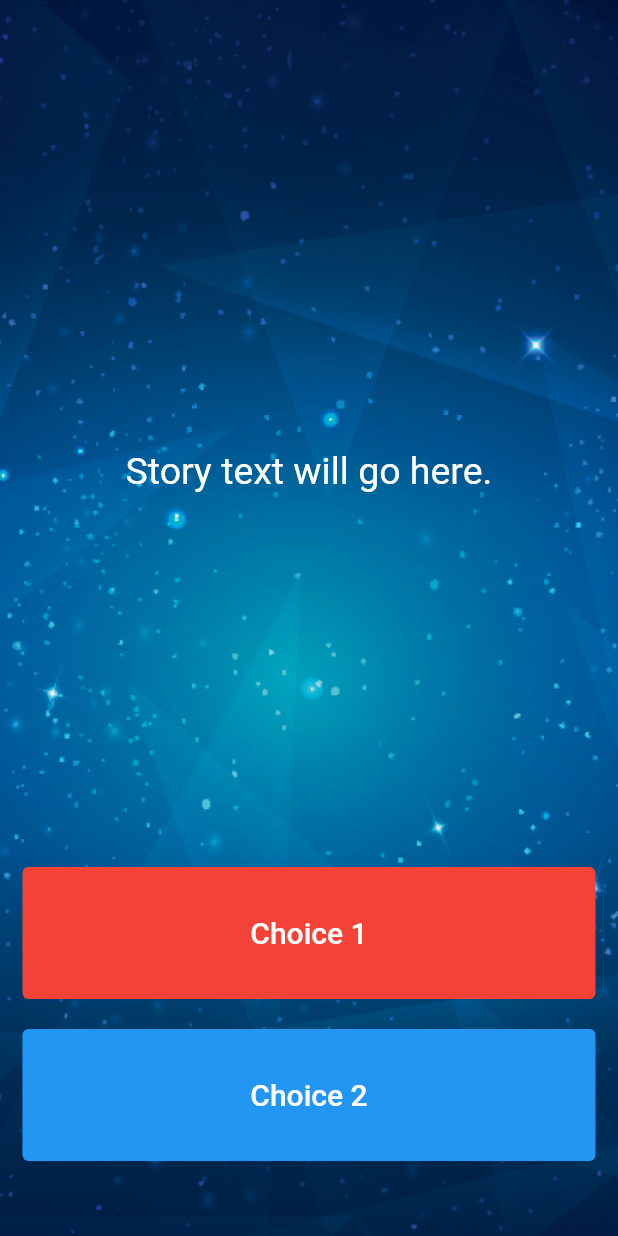
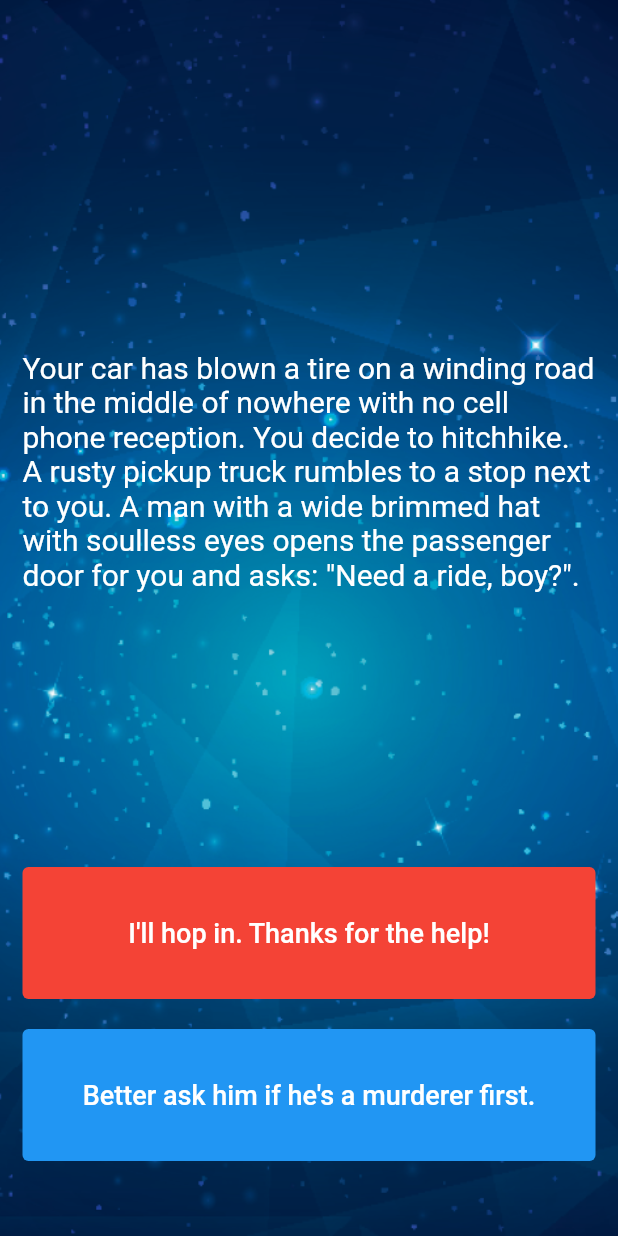
Before and after one commit to MuursaleenBats/destini_flutter, a Flutter app: the screen it shows after launch, on a phone screen of 412 x 824 dp. Run offline on Flutter 3.47's test engine with Material 2 defaults, Android fonts, the phone set to English and light mode, and no system bars.

Commit message:
First Page completed and basic functionality implemented.

```diff
--- a/lib/main.dart
+++ b/lib/main.dart
@@ -1,6 +1,5 @@
 import 'package:flutter/material.dart';
-
-//TODO: Step 15 - Run the app and see if you can see the screen update with the first story. Delete this TODO if it looks as you expected.
+import 'story_brain.dart';
 
 void main() => runApp(Destini());
 
@@ -13,13 +12,12 @@ class Destini extends StatelessWidget {
   }
 }
 
-//TODO: Step 9 - Create a new storyBrain object from the StoryBrain class.
-
 class StoryPage extends StatefulWidget {
   _StoryPageState createState() => _StoryPageState();
 }
 
 class _StoryPageState extends State<StoryPage> {
+  StoryBrain strBrn = StoryBrain();
   @override
   Widget build(BuildContext context) {
     return Scaffold(
@@ -40,10 +38,9 @@ class _StoryPageState extends State<StoryPage> {
                 flex: 12,
                 child: Center(
                   child: Text(
-                    //TODO: Step 10 - use the storyBrain to get the first story title and display it in this Text Widget.
-                    'Story text will go here.',
+                    strBrn.getStory(),
                     style: TextStyle(
-                      fontSize: 25.0,
+                      fontSize: 20.0,
                     ),
                   ),
                 ),
@@ -59,10 +56,9 @@ class _StoryPageState extends State<StoryPage> {
                     backgroundColor: MaterialStateProperty.all(Colors.red),
                   ),
                   child: Text(
-                    //TODO: Step 13 - Use the storyBrain to get the text for choice 1.
-                    'Choice 1',
+                    strBrn.getChoice1(),
                     style: TextStyle(
-                      fontSize: 20.0,
+                      fontSize: 18.0,
                       color: Colors.white,
                     ),
                   ),
@@ -84,10 +80,9 @@ class _StoryPageState extends State<StoryPage> {
                     backgroundColor: MaterialStateProperty.all(Colors.blue),
                   ),
                   child: Text(
-                    //TODO: Step 14 - Use the storyBrain to get the text for choice 2.
-                    'Choice 2',
+                    strBrn.getChoice2(),
                     style: TextStyle(
-                      fontSize: 20.0,
+                      fontSize: 18.0,
                       color: Colors.white,
                     ),
                   ),
--- a/lib/story.dart
+++ b/lib/story.dart
@@ -1,9 +1,10 @@
-//TODO: Step 2 - Create a new class called Story.
-class Story{
+class Story {
   String storyTitle = " ";
   String choice1 = " ";
-  String choice2 = " "
+  String choice2 = " ";
+  Story(String title, String c1, String c2) {
+    storyTitle = title;
+    choice1 = c1;
+    choice2 = c2;
+  }
 }
-//TODO: Step 3 - Create 3 properties for this class, A. storyTitle to store the story text. B. choice1 to store the text for choice 1, C. choice2 to store the text for choice 2.
-
-//TODO: Step 4 - Create a Constructor for this class to be able to initialise the properties created in step 3.
--- a/lib/story_brain.dart
+++ b/lib/story_brain.dart
@@ -1,48 +1,46 @@
-//TODO: Step 6 - import the story.dart file into this file.
+import 'story.dart';
 
-//TODO: Step 5 - Create a new class called StoryBrain.
+class StoryBrain {
+  int _storyNo = 0;
+  List<Story> _storyData = [
+    Story(
+        'Your car has blown a tire on a winding road in the middle of nowhere with no cell phone reception. You decide to hitchhike. A rusty pickup truck rumbles to a stop next to you. A man with a wide brimmed hat with soulless eyes opens the passenger door for you and asks: "Need a ride, boy?".',
+        'I\'ll hop in. Thanks for the help!',
+        'Better ask him if he\'s a murderer first.'),
+    Story(
+        'He nods slowly, unphased by the question.',
+        'At least he\'s honest. I\'ll climb in.',
+        'Wait, I know how to change a tire.'),
+    Story(
+        'As you begin to drive, the stranger starts talking about his relationship with his mother. He gets angrier and angrier by the minute. He asks you to open the glovebox. Inside you find a bloody knife, two severed fingers, and a cassette tape of Elton John. He reaches for the glove box.',
+        'I love Elton John! Hand him the cassette tape.',
+        'It\'s him or me! You take the knife and stab him.'),
+    Story(
+        'What? Such a cop out! Did you know traffic accidents are the second leading cause of accidental death for most adult age groups?',
+        'Restart',
+        ''),
+    Story(
+        'As you smash through the guardrail and careen towards the jagged rocks below you reflect on the dubious wisdom of stabbing someone while they are driving a car you are in.',
+        'Restart',
+        ''),
+    Story(
+        'You bond with the murderer while crooning verses of "Can you feel the love tonight". He drops you off at the next town. Before you go he asks you if you know any good places to dump bodies. You reply: "Try the pier".',
+        'Restart',
+        '')
+  ];
+  String getStory() {
+    return _storyData[0].storyTitle;
+  }
 
-//TODO: Step 7 - Uncomment the lines below to include storyData as a private property in StoryBrain. Hint: You might need to change something in story.dart to make this work.
+  String getChoice1() {
+    return _storyData[0].choice1;
+  }
 
-//List<Story> _storyData = [
-//  Story(
-//      storyTitle:
-//      'Your car has blown a tire on a winding road in the middle of nowhere with no cell phone reception. You decide to hitchhike. A rusty pickup truck rumbles to a stop next to you. A man with a wide brimmed hat with soulless eyes opens the passenger door for you and asks: "Need a ride, boy?".',
-//      choice1: 'I\'ll hop in. Thanks for the help!',
-//      choice2: 'Better ask him if he\'s a murderer first.'),
-//  Story(
-//      storyTitle: 'He nods slowly, unphased by the question.',
-//      choice1: 'At least he\'s honest. I\'ll climb in.',
-//      choice2: 'Wait, I know how to change a tire.'),
-//  Story(
-//      storyTitle:
-//      'As you begin to drive, the stranger starts talking about his relationship with his mother. He gets angrier and angrier by the minute. He asks you to open the glovebox. Inside you find a bloody knife, two severed fingers, and a cassette tape of Elton John. He reaches for the glove box.',
-//      choice1: 'I love Elton John! Hand him the cassette tape.',
-//      choice2: 'It\'s him or me! You take the knife and stab him.'),
-//  Story(
-//      storyTitle:
-//      'What? Such a cop out! Did you know traffic accidents are the second leading cause of accidental death for most adult age groups?',
-//      choice1: 'Restart',
-//      choice2: ''),
-//  Story(
-//      storyTitle:
-//      'As you smash through the guardrail and careen towards the jagged rocks below you reflect on the dubious wisdom of stabbing someone while they are driving a car you are in.',
-//      choice1: 'Restart',
-//      choice2: ''),
-//  Story(
-//      storyTitle:
-//      'You bond with the murderer while crooning verses of "Can you feel the love tonight". He drops you off at the next town. Before you go he asks you if you know any good places to dump bodies. You reply: "Try the pier".',
-//      choice1: 'Restart',
-//      choice2: '')
-//];
-
+  String getChoice2() {
+    return _storyData[0].choice2;
+  }
+}
 //TODO: Step 23 - Use the storyNumber property inside getStory(), getChoice1() and getChoice2() so that it gets the updated story and choices rather than always just the first (0th) one.
-
-//TODO: Step 8 - Create a method called getStory() that returns the first storyTitle from _storyData.
-
-//TODO: Step 11 - Create a method called getChoice1() that returns the text for the first choice1 from _storyData.
-
-//TODO: Step 12 - Create a method called getChoice2() that returns the text for the first choice2 from _storyData.
 
 //TODO: Step 25 - Change the storyNumber property into a private property so that only story_brain.dart has access to it. You can do this by right clicking on the name (storyNumber) and selecting Refactor -> Rename to make the change across all the places where it's used.
 
```
